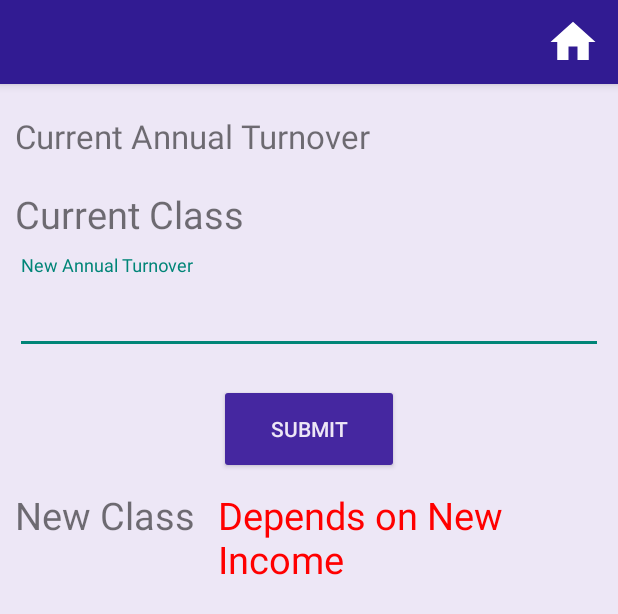
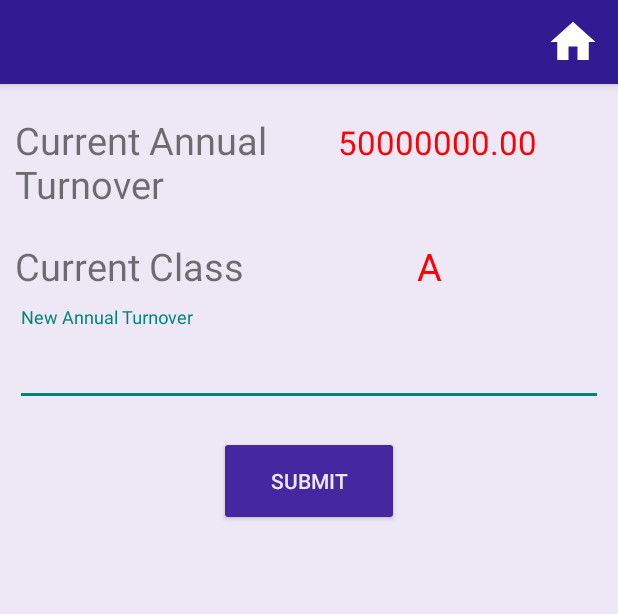
Before and after one commit to Kuyas/Welfare, an Android app: the layout activity_class_change.xml on its own in the app's theme, with its tools: preview values and no code run, on a phone screen of 412 x 824 dp. Shown: the top 614 px of the screen. Run offline under Robolectric (Android 15) with nearby library versions, the phone set to English and light mode, and no system bars.

Commit message:
Merge branch 'master' of https://github.com/Kuyas/Welfare
# Conflicts:
#	app/src/main/res/layout/activity_personal_details.xml

```diff
--- a/app/src/main/java/com/example/android/welfare/databaseconnection/APIUtils.java
+++ b/app/src/main/java/com/example/android/welfare/databaseconnection/APIUtils.java
@@ -3,7 +3,7 @@ package com.example.android.welfare.databaseconnection;
 public class APIUtils {
     private APIUtils() {}
 
-    public static final String BASE_URL = "http://192.168.43.40/Welfare-backend/";
+    public static final String BASE_URL = "http://192.168.43.56/Welfare-backend/";
 
     public static APIService getAPIService() {
         return RetrofitClient.getClient(BASE_URL).create(APIService.class);
--- a/app/src/main/java/com/example/android/welfare/userdetails/ClassChangeActivity.java
+++ b/app/src/main/java/com/example/android/welfare/userdetails/ClassChangeActivity.java
@@ -90,7 +90,7 @@ public class ClassChangeActivity extends AppCompatActivity {
                         if(response_code == 200){
                              turnoverText = response.body().getTurnover();
                              s = turnoverText;
-                            oldTurnover.setText(turnoverText);
+                            oldTurnover.setText("50000000.00");
 
                         }
                 }
--- a/app/src/main/java/com/example/android/welfare/userdetails/StatusActivity.java
+++ b/app/src/main/java/com/example/android/welfare/userdetails/StatusActivity.java
@@ -115,7 +115,7 @@ public class StatusActivity extends AppCompatActivity {
                                     application.setProgress(20);
                                     application.setScaleY(2f);
                                     status_view_application.setText(R.string.StatusActivity_cleared_by_clerk);
-                                    progress_view_application.setText("0/5");
+                                    progress_view_application.setText("1/5");
                                 }
                                 if (status.equals("2")) {
                                     application = findViewById(R.id.progress_bar_application);
--- a/app/src/main/res/layout/activity_class_change.xml
+++ b/app/src/main/res/layout/activity_class_change.xml
@@ -36,15 +36,15 @@
                 android:layout_marginTop="10dp"
                 android:layout_marginBottom="10dp">
                 <TextView
-                    android:layout_width="wrap_content"
+                    android:layout_width="200dp"
                     android:layout_height="wrap_content"
                     android:text="@string/activity_classchange_old_income"
-                    android:textSize="22sp"/>
+                    android:textSize="25sp"/>
                 <TextView
                     android:id="@+id/activity_classchange_old_turnover"
-                    android:layout_width="wrap_content"
+                    android:layout_width="300dp"
                     android:layout_height="wrap_content"
-                    android:text=""
+                    android:text="50000000.00"
                     android:textColor="#ff0000"
                     android:paddingLeft="15dp"
                     android:textSize="22sp"/>
@@ -62,10 +62,12 @@
                     android:text="@string/activity_classchange_old_class"
                     android:textSize="25sp"/>
                 <TextView
+                    android:layout_marginLeft="100dp"
                     android:id="@+id/activity_classchange_old_class"
                     android:layout_width="wrap_content"
                     android:layout_height="wrap_content"
                     android:textColor="#ff0000"
+                    android:text="A"
                     android:paddingLeft="15dp"
                     android:textSize="25sp"/>
             </LinearLayout>
@@ -99,24 +101,24 @@
                 android:layout_width="120dp"
                 android:layout_height="60dp" />
 
-            <LinearLayout
-                android:layout_width="wrap_content"
-                android:layout_height="wrap_content"
-                android:orientation="horizontal"
-                android:layout_marginTop="10dp">
-                <TextView
-                    android:layout_width="wrap_content"
-                    android:layout_height="wrap_content"
-                    android:text="New Class"
-                    android:textSize="25sp"/>
-                <TextView
-                    android:layout_width="wrap_content"
-                    android:layout_height="wrap_content"
-                    android:text="Depends on New Income"
-                    android:textColor="#ff0000"
-                    android:paddingLeft="15dp"
-                    android:textSize="25sp"/>
-            </LinearLayout>
+            <!--<LinearLayout-->
+                <!--android:layout_width="wrap_content"-->
+                <!--android:layout_height="wrap_content"-->
+                <!--android:orientation="horizontal"-->
+                <!--android:layout_marginTop="10dp">-->
+                <!--<TextView-->
+                    <!--android:layout_width="wrap_content"-->
+                    <!--android:layout_height="wrap_content"-->
+                    <!--android:text="New Class"-->
+                    <!--android:textSize="25sp"/>-->
+                <!--<TextView-->
+                    <!--android:layout_width="wrap_content"-->
+                    <!--android:layout_height="wrap_content"-->
+                    <!--android:text="Depends on New Income"-->
+                    <!--android:textColor="#ff0000"-->
+                    <!--android:paddingLeft="15dp"-->
+                    <!--android:textSize="25sp"/>-->
+            <!--</LinearLayout>-->
 
         </LinearLayout>
 
--- a/app/src/main/res/layout/activity_renew_membership.xml
+++ b/app/src/main/res/layout/activity_renew_membership.xml
@@ -92,6 +92,7 @@
     <Button
         android:layout_width="match_parent"
         android:layout_height="70dp"
+        android:textSize="@dimen/user_details_text_size"
         android:textColor="@color/colorAccent"
         android:text="@string/activity_renew_membership_pay" />
 
```
